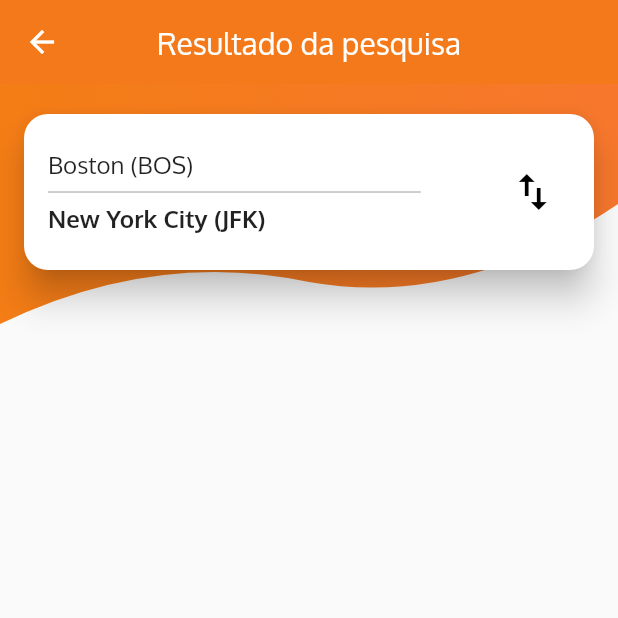
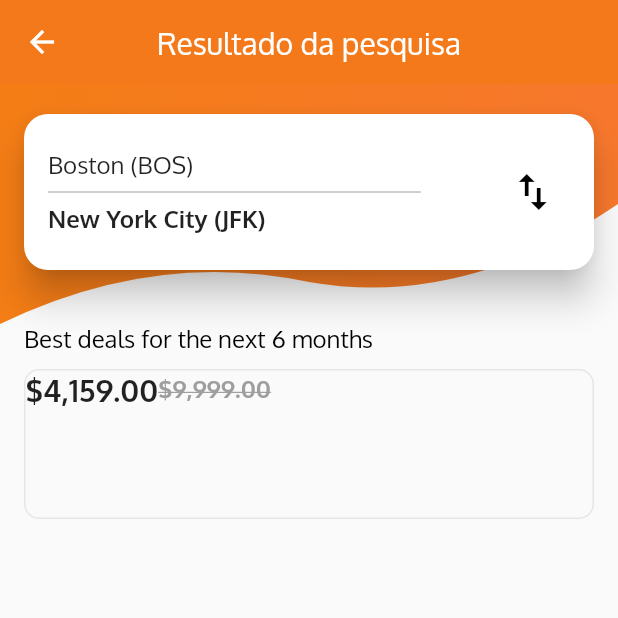
Before and after one commit to MarcioQuimbundo/kiviagem, a Flutter app: the FlightListingScreen screen opened directly, on a phone screen of 412 x 824 dp, the top half of it. Run offline on Flutter 3.47's test engine with Material 2 defaults, Android fonts, the phone set to English and light mode, and no system bars.

```diff
--- a/lib/flight_list.dart
+++ b/lib/flight_list.dart
@@ -23,6 +23,7 @@ class FlightListingScreen extends StatelessWidget {
       body: Column(
         children: <Widget>[
           FlightListTopPart(),
+          FlightBottomPart(),
         ],
       ),
     );
@@ -79,7 +80,7 @@ class FlightListTopPart extends StatelessWidget {
                     Spacer(),
                     Expanded(
                       flex: 1,
-                                          child: Icon(
+                      child: Icon(
                         Icons.import_export,
                         color: Colors.black,
                         size: 32.0,
@@ -95,3 +96,60 @@ class FlightListTopPart extends StatelessWidget {
     );
   }
 }
+
+class FlightBottomPart extends StatelessWidget {
+  @override
+  Widget build(BuildContext context) {
+    return Padding(
+      padding: EdgeInsets.only(left: 16.0),
+      child: Column(
+        crossAxisAlignment: CrossAxisAlignment.start,
+        children: <Widget>[
+          Text(
+            "Best deals for the next 6 months",
+            style: dropDownMenuItemStyle,
+          ),
+          SizedBox(height: 10.0),
+          FlightCard(),
+        ],
+      ),
+    );
+  }
+}
+
+class FlightCard extends StatelessWidget {
+  @override
+  Widget build(BuildContext context) {
+    return Stack(
+      children: <Widget>[
+        Container(
+          margin: EdgeInsets.only(right: 16.0),
+          height: 100.0,
+          decoration: BoxDecoration(
+              borderRadius: BorderRadius.all(
+                Radius.circular(10.0),
+              ),
+              border: Border.all(color: flightBorderColor)),
+          child: Column(
+            children: <Widget>[
+              Row(
+                children: <Widget>[
+                  Text(
+                    '${formatCurrency.format(4159)}',
+                    style:
+                        TextStyle(fontWeight: FontWeight.bold, fontSize: 20.0),
+                  ),
+                  Text(
+                    '${formatCurrency.format(9999)}',
+                    style:
+                        TextStyle(fontWeight: FontWeight.bold, fontSize: 16.0, decoration: TextDecoration.lineThrough, color: Colors.grey),
+                  ),
+                ],
+              )
+            ],
+          ),
+        ),
+      ],
+    );
+  }
+}
```
